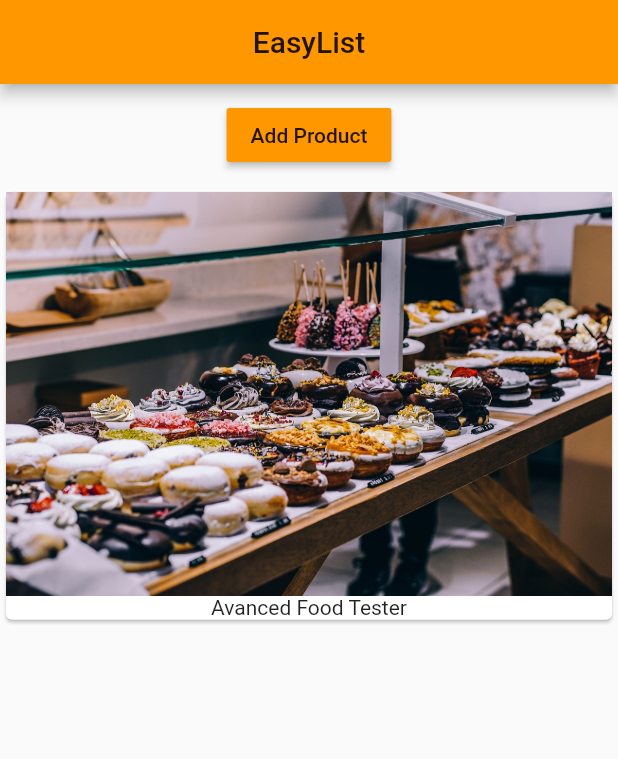
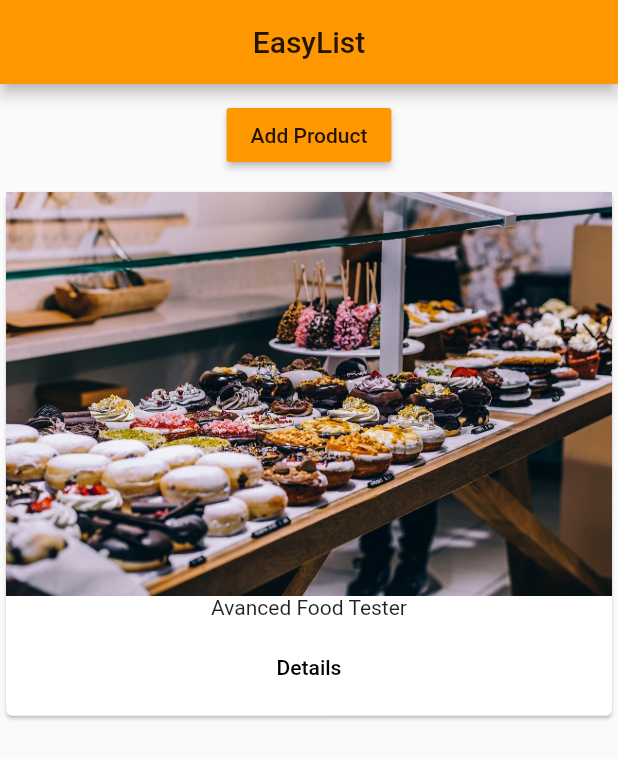
Before and after one commit to felipefschwade/cursoFlutterUdemy, a Flutter app: the screen it shows after launch, after a tap on "Add Product", on a phone screen of 412 x 824 dp. Shown: the top 759 px of the screen. Run offline on Flutter 3.47's test engine with Material 2 defaults, Android fonts, the phone set to English and light mode, and no system bars.

Commit message:
Initialing Page and Navigation creation.

```diff
--- a/lib/main.dart
+++ b/lib/main.dart
@@ -1,3 +1,4 @@
+import 'package:curso_udemy/pages/home.dart';
 import 'package:flutter/material.dart';
 import 'package:curso_udemy/products_manager.dart';
 
@@ -12,13 +13,7 @@ class App extends StatelessWidget {
         primarySwatch: Colors.orange,
         accentColor: Colors.orange[500],
       ),
-      home: Scaffold(
-        appBar: AppBar(
-          centerTitle: true,
-          title: Text('EasyList'),
-        ),
-        body: ProductManager()
-      ),
+      home: HomePage(),
     );
   }
 }
--- /dev/null
+++ b/lib/pages/home.dart
@@ -0,0 +1,17 @@
+
+import 'package:curso_udemy/products_manager.dart';
+import 'package:flutter/material.dart';
+
+class HomePage extends StatelessWidget {
+  @override
+  Widget build(BuildContext context) {
+    return Scaffold(
+        appBar: AppBar(
+          centerTitle: true,
+          title: Text('EasyList'),
+        ),
+        body: ProductManager()
+    );
+  }
+
+}
--- a/lib/products.dart
+++ b/lib/products.dart
@@ -10,7 +10,16 @@ class Products extends StatelessWidget {
       child: Column(
         children: <Widget>[
           Image.asset('assets/food.jpg'),
-          Text(products[index])
+          Text(products[index]),
+          ButtonBar(
+            alignment: MainAxisAlignment.center,
+            children: <Widget>[
+              FlatButton(
+                child: Text('Details'),
+                onPressed: () {},
+              )
+            ],
+          )
         ]),
     );
   }
```
Also changed, not shown: lib/pages/product.dart (added, +16 -0 lines).
